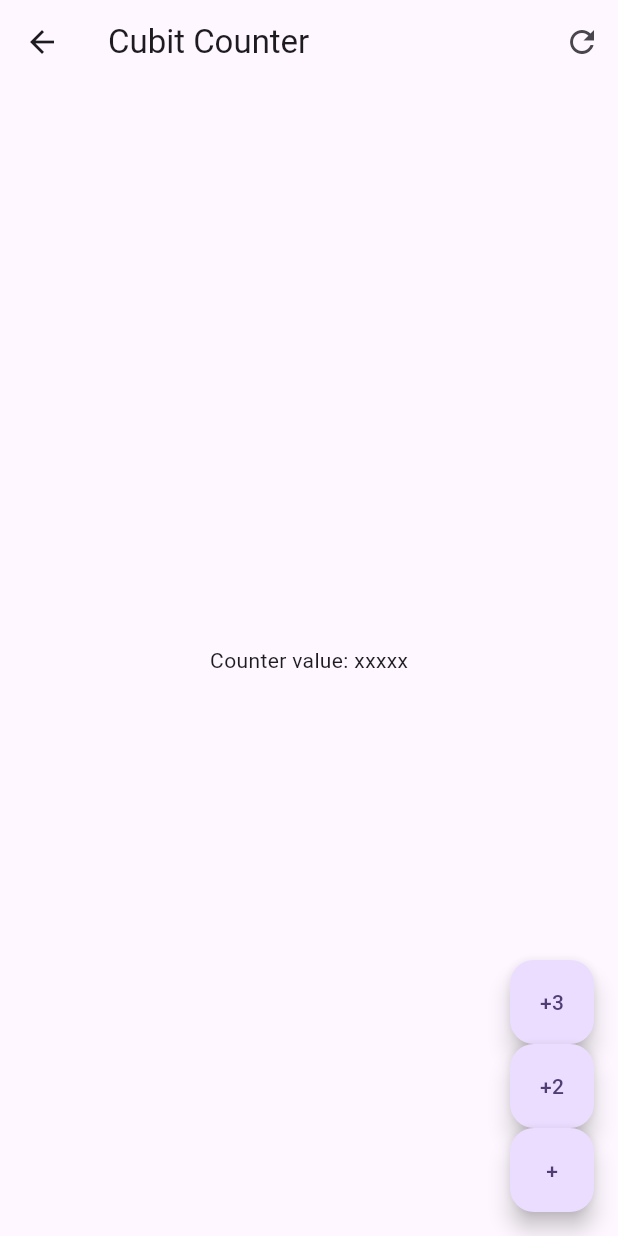
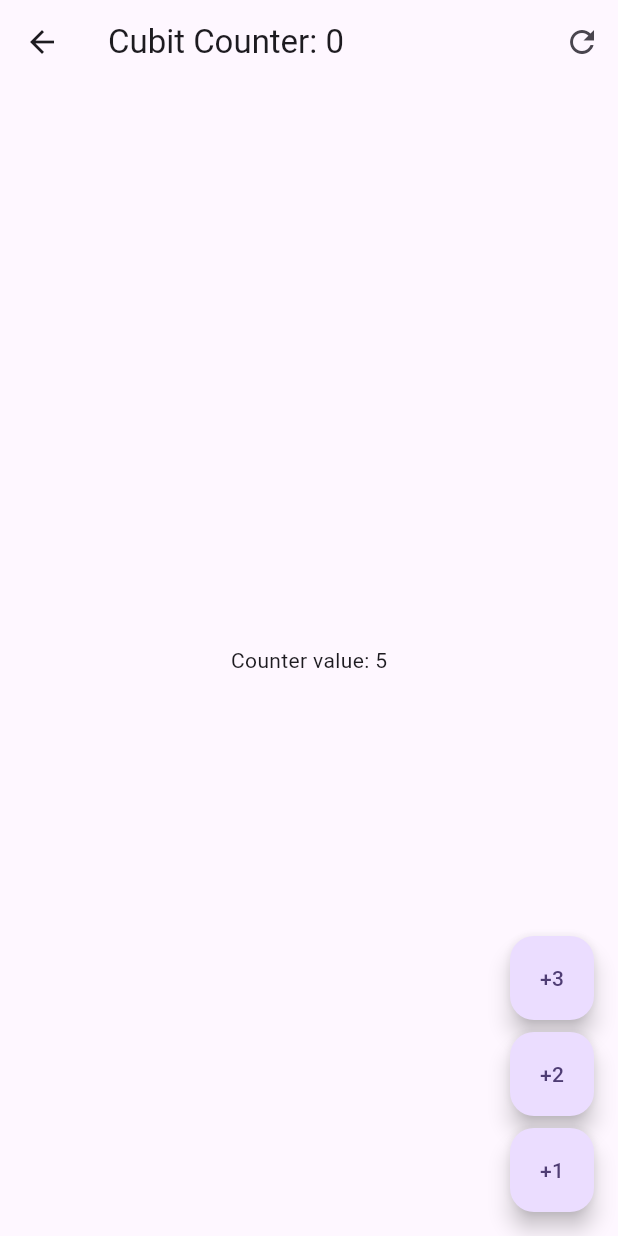
Before and after one commit to max-vigtov/forms-app, a Flutter app: the screen it shows after launch, after a tap on "Cubits", on a phone screen of 412 x 824 dp. Run offline on Flutter 3.47's test engine with Material 3 defaults, Android fonts, the phone set to English and light mode, and no system bars; our stand-ins replace flutter_bloc, go_router.

Commit message:
State: Counter state adde

```diff
--- a/lib/presentation/screens/cubit_counter_screen.dart
+++ b/lib/presentation/screens/cubit_counter_screen.dart
@@ -1,43 +1,59 @@
 import 'package:flutter/material.dart';
+import 'package:flutter_bloc/flutter_bloc.dart';
+import 'package:forms_app/presentation/blocs/counter_cubit/counter_cubit.dart';
 
 class CubitCounterScreen extends StatelessWidget {
   const CubitCounterScreen({super.key});
 
   @override
   Widget build(BuildContext context) {
+    return BlocProvider(
+      create: (_) => CounterCubit(), child: const _CubitCounterView());
+  }
+}
+
+class _CubitCounterView extends StatelessWidget {
+  const _CubitCounterView();
+
+  @override
+  Widget build(BuildContext context) {
+
+    void increaseCounterBy(BuildContext context, [int value = 1]){
+      context.read<CounterCubit>().increaseBy(value);
+    }
+
+    final counterState = context.watch<CounterCubit>().state;
+
     return Scaffold(
       appBar: AppBar(
-        title: const Text('Cubit Counter'),
+        title:  Text('Cubit Counter: ${counterState.transactionCount}'),
         actions: [
-          IconButton(
-          onPressed: (){},
-          icon: const Icon(Icons.refresh_outlined)
-          )
+          IconButton(onPressed: () {
+            context.read<CounterCubit>().reset();
+          }, icon: const Icon(Icons.refresh_outlined))
         ],
       ),
-      body: const Center(
-        child: Text('Counter value: xxxxx'),
+      body:  Center(
+        child: BlocBuilder<CounterCubit, CounterState>(
+          buildWhen: (previous, current) => current.counter != previous.counter,
+          builder: (context, state) {
+            return Text('Counter value: ${state.counter}');
+          },
+        ),
       ),
       floatingActionButton: Column(
         mainAxisAlignment: MainAxisAlignment.end,
         children: [
           FloatingActionButton(
-            heroTag: '1',
-            child: const Text('+3'),
-            onPressed: () => {}
-          ),
+            heroTag: '1', child: const Text('+3'), onPressed: () => increaseCounterBy(context, 3)),
+          const SizedBox(height: 8), // Espacio entre los botones
 
           FloatingActionButton(
-            heroTag: '2',
-            child: const Text('+2'),
-            onPressed: () => {}
-          ),
+            heroTag: '2', child: const Text('+2'), onPressed: () => increaseCounterBy(context, 2)),
+          const SizedBox(height: 8), // Espacio entre los botones
 
           FloatingActionButton(
-            heroTag: '3',
-            child: const Text('+'),
-            onPressed: () => {}
-          ),
+            heroTag: '3', child: const Text('+1'), onPressed: () => increaseCounterBy(context)),
         ],
       ),
     );
```
